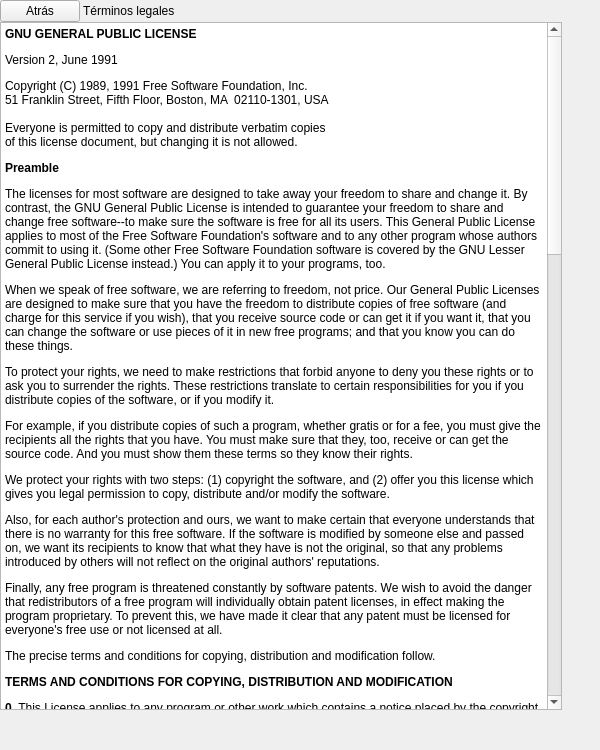
Above: bqSetting/ui/SettingsGeneralTermsInfo.ui from bq/cervantes before the change. Below: the same form after it.
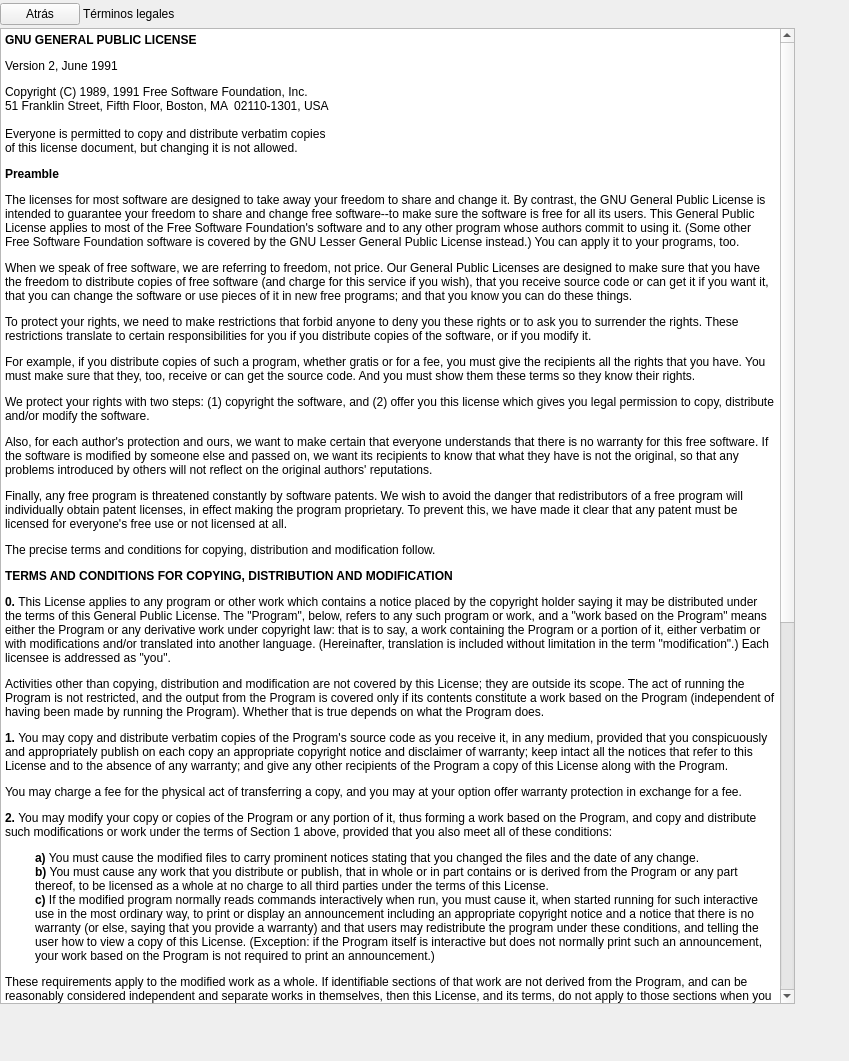
That is the form after the change. Custom widgets are drawn as their Qt base class.

What changed in the file:
```diff
--- a/bqSetting/ui/SettingsGeneralTermsInfo.ui
+++ b/bqSetting/ui/SettingsGeneralTermsInfo.ui
@@ -6,8 +6,8 @@
    <rect>
     <x>0</x>
     <y>0</y>
-    <width>600</width>
-    <height>750</height>
+    <width>849</width>
+    <height>1061</height>
    </rect>
   </property>
   <property name="sizePolicy">
@@ -18,14 +18,14 @@
   </property>
   <property name="minimumSize">
    <size>
-    <width>600</width>
-    <height>750</height>
+    <width>0</width>
+    <height>0</height>
    </size>
   </property>
   <property name="maximumSize">
    <size>
-    <width>600</width>
-    <height>750</height>
+    <width>849</width>
+    <height>1061</height>
    </size>
   </property>
   <property name="windowTitle">
@@ -71,7 +71,7 @@
         <property name="maximumSize">
          <size>
           <width>16777215</width>
-          <height>10000</height>
+          <height>14142</height>
          </size>
         </property>
         <property name="text">
@@ -86,8 +86,8 @@
         </property>
         <property name="sizeHint" stdset="0">
          <size>
-          <width>40</width>
-          <height>20</height>
+          <width>57</width>
+          <height>28</height>
          </size>
         </property>
        </spacer>
@@ -133,8 +133,8 @@
         </property>
         <property name="maximumSize">
          <size>
-          <width>562</width>
-          <height>1000000</height>
+          <width>795</width>
+          <height>1414214</height>
          </size>
         </property>
         <property name="readOnly">
@@ -233,8 +233,8 @@
      </property>
      <property name="sizeHint" stdset="0">
       <size>
-       <width>20</width>
-       <height>40</height>
+       <width>28</width>
+       <height>57</height>
       </size>
      </property>
     </spacer>
@@ -242,16 +242,16 @@
   </layout>
  </widget>
  <customwidgets>
-  <customwidget>
-   <class>bqQTextBrowser</class>
-   <extends>QTextBrowser</extends>
-   <header location="global">bqQTextBrowser.h</header>
-  </customwidget>
   <customwidget>
    <class>SilentQPushButton</class>
    <extends>QPushButton</extends>
    <header>SilentQPushButton.h</header>
   </customwidget>
+  <customwidget>
+   <class>bqQTextBrowser</class>
+   <extends>QTextBrowser</extends>
+   <header location="global">bqQTextBrowser.h</header>
+  </customwidget>
   <customwidget>
    <class>SettingsPagerCont</class>
    <extends>QWidget</extends>
```
Left out of the diff: 152 changed lines with no effect on the pictures.
